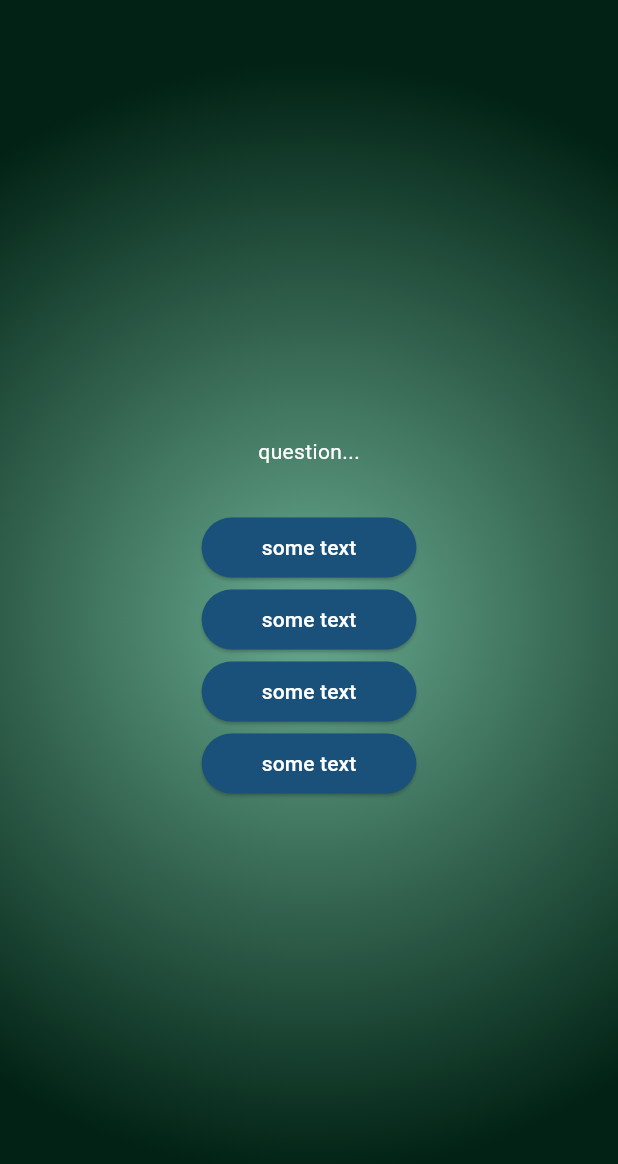
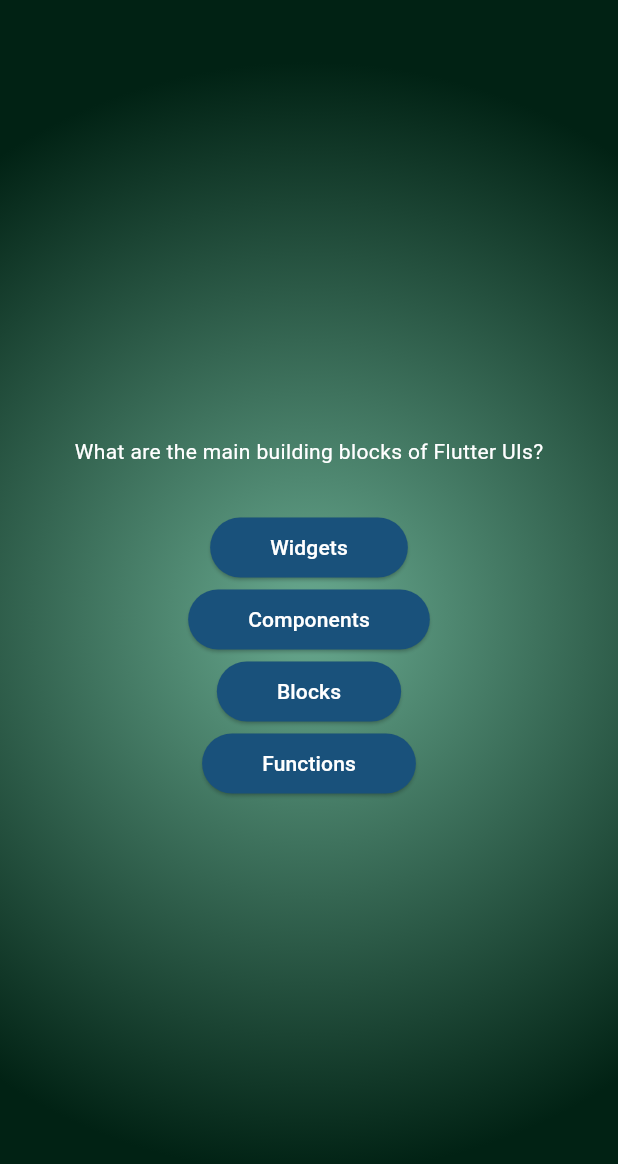
Before and after one commit to Bardatsky/quizz_app2, a Flutter app: the screen it shows after launch, after a tap on "Start quiz!", on a phone screen of 412 x 824 dp. Shown: the top 1164 px of the screen. Run offline on Flutter 3.47's test engine with Material 3 defaults, Android fonts, the phone set to English and light mode, and no system bars.

Commit message:
lesson 70. Maped list

```diff
--- a/lib/questions_screen.dart
+++ b/lib/questions_screen.dart
@@ -1,5 +1,8 @@
 import 'package:flutter/material.dart';
 import 'package:quizz_app2/answer_button.dart';
+import 'package:quizz_app2/data/questions.dart';
+
+
 class QuestionsScreen extends StatefulWidget {
   const QuestionsScreen({super.key});
 
@@ -10,22 +13,25 @@
 class _QuestionsScreenState extends State<QuestionsScreen> {
   @override
   Widget build(BuildContext context) {
+
+    var currentQuestion = questions[0];
+
     return SizedBox(
       width: double.infinity,
       child: Column(
         mainAxisAlignment: MainAxisAlignment.center,
         children: [
-          const Text(
-            'question...',
-            style: TextStyle(color: Colors.white),
+          Text(
+            currentQuestion.text,
+            style: const TextStyle(color: Colors.white),
           ),
           const SizedBox(
             height: 30,
           ),
-          AnswerButton(answerText: 'some text', onTap: (){}),
-          AnswerButton(answerText: 'some text', onTap: (){}),
-          AnswerButton(answerText: 'some text', onTap: (){}),
-          AnswerButton(answerText: 'some text', onTap: (){}),
+          //generate the list of buttons with number of "answer" items.
+          ...currentQuestion.answers.map((answer){
+            return AnswerButton(answerText: answer, onTap: (){});
+          }),
         ],
       ),
     );
```
